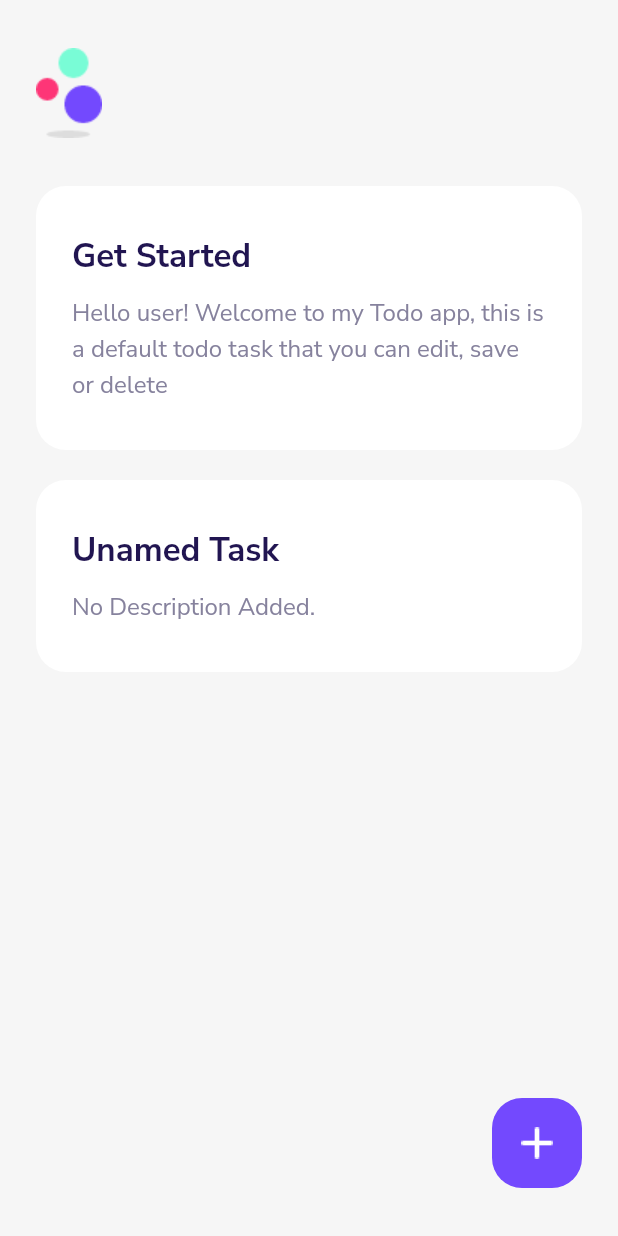
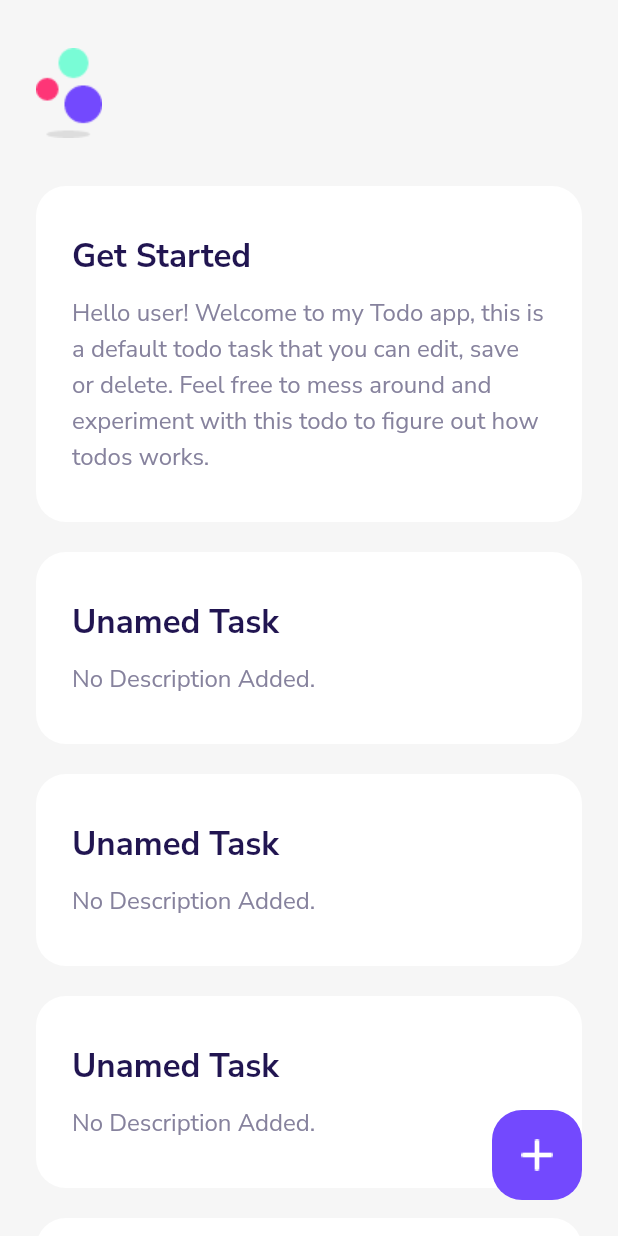
Before and after one commit to maneesha14w/flutter_todo_app, a Flutter app: the screen it shows after launch, on a phone screen of 412 x 824 dp. Run offline on Flutter 3.47's test engine with Material 2 defaults, Android fonts, the phone set to English and light mode, and no system bars; our stand-ins replace google_fonts.

Commit message:
finished home page and added new screen

```diff
--- a/lib/screens/homepage.dart
+++ b/lib/screens/homepage.dart
@@ -14,7 +14,7 @@ class _HomepageState extends State<Homepage> {
         child: Container(
           color: Color(0xFFF6F6F6),
           width: double.infinity,
-          padding: EdgeInsets.symmetric(horizontal: 24.0, vertical: 32.0),
+          padding: EdgeInsets.symmetric(horizontal: 24.0),
           child: Stack(
             children: [
               Column(
@@ -22,22 +22,33 @@ class _HomepageState extends State<Homepage> {
                 children: [
                   Container(
                     margin: EdgeInsets.only(
+                      top: 32.0,
                       bottom: 32.0,
                     ),
                     child: Image(
                       image: AssetImage('assets/images/logo.png'),
                     ),
                   ),
-                  TaskCardWidget(
-                    title: "Get Started",
-                    description:
-                        'Hello user! Welcome to my Todo app, this is a default todo task that you can edit, save or delete',
+                  Expanded(
+                    child: ListView(
+                      children: [
+                        TaskCardWidget(
+                          title: "Get Started",
+                          description:
+                          'Hello user! Welcome to my Todo app, this is a default todo task that you can edit, save or delete. Feel free to mess around and experiment with this todo to figure out how todos works.',
+                        ),
+                        TaskCardWidget(),
+                        TaskCardWidget(),
+                        TaskCardWidget(),
+                        TaskCardWidget(),
+                      ],
+                    ),
                   ),
-                  TaskCardWidget(),
+
                 ],
               ),
               Positioned(
-                bottom: 0.0,
+                bottom: 24.0,
                 right:0.0,
                 child: Container(
                   width: 60.0,
```
Also changed, not shown: lib/screens/task.dart (added).
